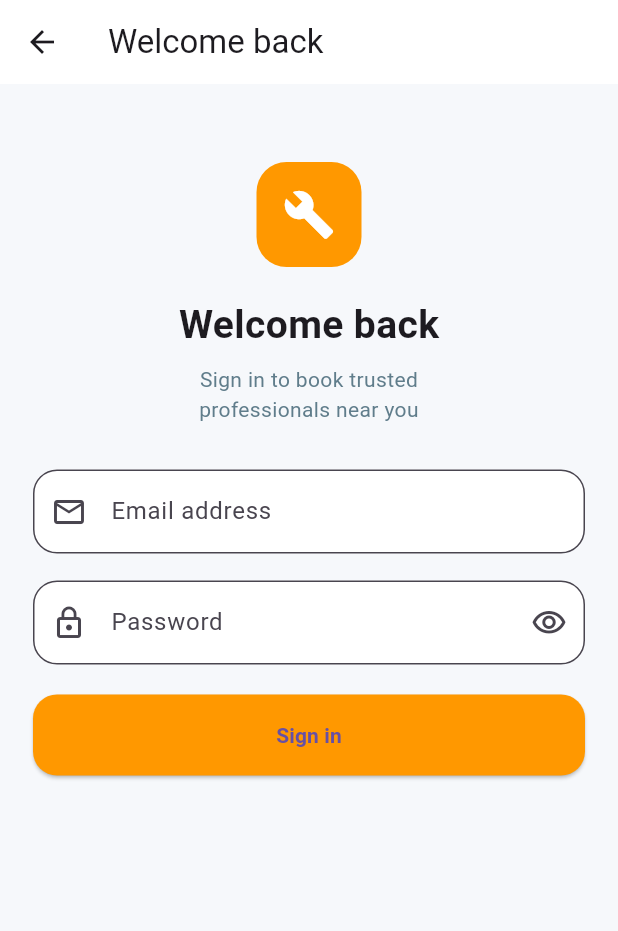
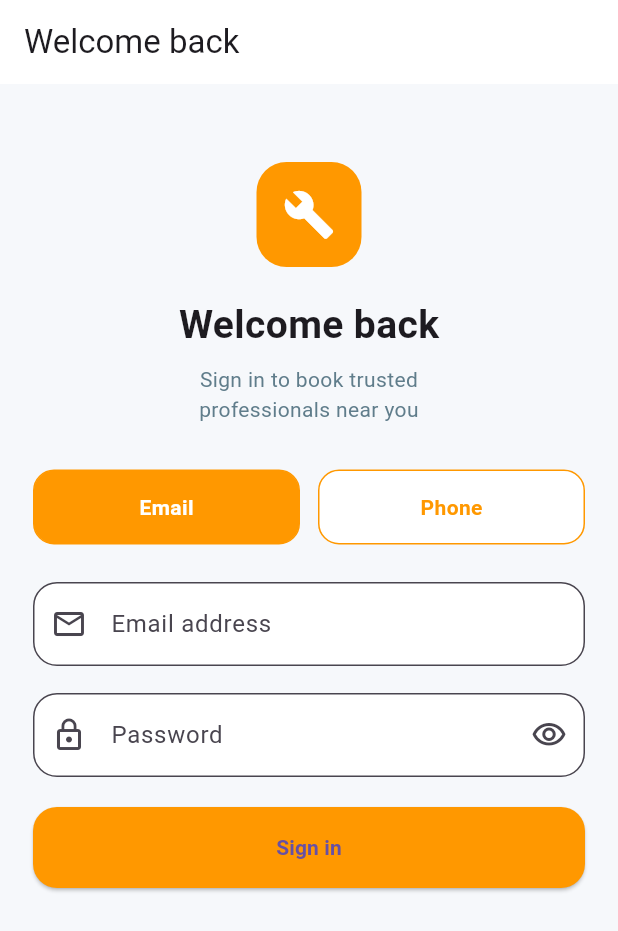
Before and after one commit to SewaMitra/sewa_mitra, a Flutter app: the LoginScreen screen opened directly, on a phone screen of 412 x 824 dp. Shown: the top 931 px of the screen. Run offline on Flutter 3.47's test engine with Material 3 defaults, Android fonts, the phone set to English and light mode, and no system bars.

Commit message:
Added phone authentication UI support

```diff
--- a/lib/login_screen.dart
+++ b/lib/login_screen.dart
@@ -1,37 +1,59 @@
 import 'package:flutter/material.dart';
 
-class LoginScreen extends StatelessWidget {
+class LoginScreen extends StatefulWidget {
   const LoginScreen({super.key});
+
+  @override
+  State<LoginScreen> createState() => _LoginScreenState();
+}
+
+class _LoginScreenState extends State<LoginScreen> {
+
+  bool isPhoneLogin = false;
 
   @override
   Widget build(BuildContext context) {
     return Scaffold(
       backgroundColor: const Color(0xfff6f8fb),
+
       appBar: AppBar(
         title: const Text('Welcome back'),
         backgroundColor: Colors.white,
       ),
+
       body: Padding(
         padding: const EdgeInsets.all(22),
+
+        child: SingleChildScrollView(
           child: Column(
             children: [
+
               const SizedBox(height: 30),
 
               Container(
                 height: 70,
                 width: 70,
+
                 decoration: BoxDecoration(
                   color: Colors.orange,
                   borderRadius: BorderRadius.circular(20),
                 ),
-              child: const Icon(Icons.build, color: Colors.white, size: 35),
+
+                child: const Icon(
+                  Icons.build,
+                  color: Colors.white,
+                  size: 35,
+                ),
               ),
 
               const SizedBox(height: 20),
 
               const Text(
                 'Welcome back',
-              style: TextStyle(fontSize: 26, fontWeight: FontWeight.bold),
+                style: TextStyle(
+                  fontSize: 26,
+                  fontWeight: FontWeight.bold,
+                ),
               ),
 
               const SizedBox(height: 8),
@@ -44,30 +66,110 @@
 
               const SizedBox(height: 30),
 
-            TextField(
-              decoration: InputDecoration(
-                labelText: 'Email address',
-                hintText: 'you@example.com',
-                prefixIcon: const Icon(Icons.email_outlined),
-                filled: true,
-                fillColor: Colors.white,
-                border: OutlineInputBorder(
-                  borderRadius: BorderRadius.circular(16),
+              // EMAIL / PHONE SWITCH
+
+              Row(
+                children: [
+
+                  Expanded(
+                    child: GestureDetector(
+                      onTap: () {
+                        setState(() {
+                          isPhoneLogin = false;
+                        });
+                      },
+
+                      child: Container(
+                        padding: const EdgeInsets.symmetric(vertical: 14),
+
+                        decoration: BoxDecoration(
+                          color: !isPhoneLogin
+                              ? Colors.orange
+                              : Colors.white,
+
+                          borderRadius: BorderRadius.circular(14),
+
+                          border: Border.all(
+                            color: Colors.orange,
+                          ),
+                        ),
+
+                        child: Center(
+                          child: Text(
+                            'Email',
+                            style: TextStyle(
+                              color: !isPhoneLogin
+                                  ? Colors.white
+                                  : Colors.orange,
+
+                              fontWeight: FontWeight.bold,
+                            ),
+                          ),
+                        ),
                       ),
                     ),
                   ),
 
-            const SizedBox(height: 18),
+                  const SizedBox(width: 12),
+
+                  Expanded(
+                    child: GestureDetector(
+                      onTap: () {
+                        setState(() {
+                          isPhoneLogin = true;
+                        });
+                      },
+
+                      child: Container(
+                        padding: const EdgeInsets.symmetric(vertical: 14),
+
+                        decoration: BoxDecoration(
+                          color: isPhoneLogin
+                              ? Colors.orange
+                              : Colors.white,
+
+                          borderRadius: BorderRadius.circular(14),
+
+                          border: Border.all(
+                            color: Colors.orange,
+                          ),
+                        ),
+
+                        child: Center(
+                          child: Text(
+                            'Phone',
+                            style: TextStyle(
+                              color: isPhoneLogin
+                                  ? Colors.white
+                                  : Colors.orange,
+
+                              fontWeight: FontWeight.bold,
+                            ),
+                          ),
+                        ),
+                      ),
+                    ),
+                  ),
+                ],
+              ),
+
+              const SizedBox(height: 25),
+
+              // PHONE LOGIN
+
+              if (isPhoneLogin) ...[
 
                 TextField(
-              obscureText: true,
+                  keyboardType: TextInputType.phone,
+
                   decoration: InputDecoration(
-                labelText: 'Password',
-                hintText: 'Enter password',
-                prefixIcon: const Icon(Icons.lock_outline),
-                suffixIcon: const Icon(Icons.visibility_outlined),
+                    labelText: 'Phone Number',
+                    hintText: '+977 98XXXXXXXX',
+                    prefixIcon: const Icon(Icons.phone),
+
                     filled: true,
                     fillColor: Colors.white,
+
                     border: OutlineInputBorder(
                       borderRadius: BorderRadius.circular(16),
                     ),
@@ -79,21 +181,101 @@
                 SizedBox(
                   width: double.infinity,
                   height: 54,
+
                   child: ElevatedButton(
+
                     style: ElevatedButton.styleFrom(
                       backgroundColor: Colors.orange,
+
                       shape: RoundedRectangleBorder(
                         borderRadius: BorderRadius.circular(16),
                       ),
                     ),
+
                     onPressed: () {},
+
                     child: const Text(
-                  'Sign in',
-                   style: TextStyle(fontWeight: FontWeight.bold),
+                      'Send OTP',
+                      style: TextStyle(
+                        fontWeight: FontWeight.bold,
+                      ),
                     ),
                   ),
                 ),
               ],
+
+              // EMAIL LOGIN
+
+              if (!isPhoneLogin) ...[
+
+                TextField(
+                  decoration: InputDecoration(
+                    labelText: 'Email address',
+                    hintText: 'you@example.com',
+                    prefixIcon: const Icon(Icons.email_outlined),
+
+                    filled: true,
+                    fillColor: Colors.white,
+
+                    border: OutlineInputBorder(
+                      borderRadius: BorderRadius.circular(16),
+                    ),
+                  ),
+                ),
+
+                const SizedBox(height: 18),
+
+                TextField(
+                  obscureText: true,
+
+                  decoration: InputDecoration(
+                    labelText: 'Password',
+                    hintText: 'Enter password',
+
+                    prefixIcon: const Icon(Icons.lock_outline),
+
+                    suffixIcon: const Icon(
+                      Icons.visibility_outlined,
+                    ),
+
+                    filled: true,
+                    fillColor: Colors.white,
+
+                    border: OutlineInputBorder(
+                      borderRadius: BorderRadius.circular(16),
+                    ),
+                  ),
+                ),
+
+                const SizedBox(height: 20),
+
+                SizedBox(
+                  width: double.infinity,
+                  height: 54,
+
+                  child: ElevatedButton(
+
+                    style: ElevatedButton.styleFrom(
+                      backgroundColor: Colors.orange,
+
+                      shape: RoundedRectangleBorder(
+                        borderRadius: BorderRadius.circular(16),
+                      ),
+                    ),
+
+                    onPressed: () {},
+
+                    child: const Text(
+                      'Sign in',
+                      style: TextStyle(
+                        fontWeight: FontWeight.bold,
+                      ),
+                    ),
+                  ),
+                ),
+              ],
+            ],
+          ),
         ),
       ),
     );
--- a/lib/main.dart
+++ b/lib/main.dart
@@ -1,5 +1,5 @@
 import 'package:flutter/material.dart';
-import 'forgot_password_screen.dart';
+import 'login_screen.dart';
 
 void main() {
   runApp(const MyApp());
@@ -12,7 +12,7 @@
   Widget build(BuildContext context) {
     return const MaterialApp(
       debugShowCheckedModeBanner: false,
-      home: ForgotPasswordScreen(),
+      home: LoginScreen(),
     );
   }
 }
```
Lines whose indentation alone changed are shown as unchanged.
